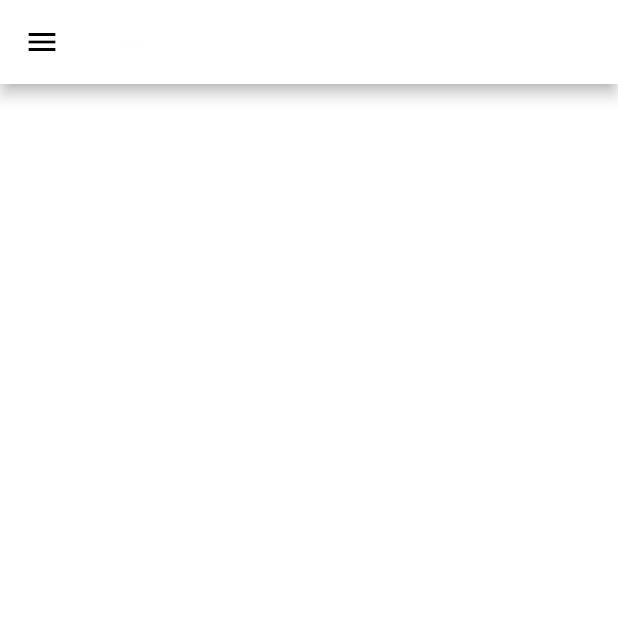
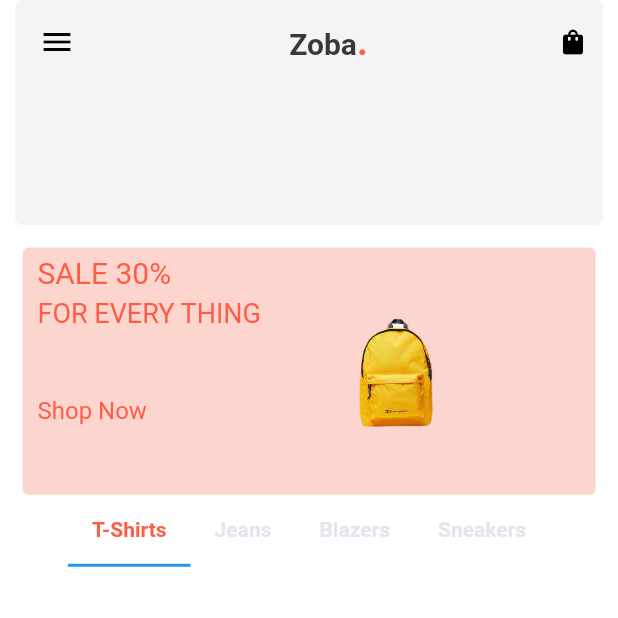
Before and after one commit to swarnasenj/zoba-app, a Flutter app: the screen it shows after launch, on a phone screen of 412 x 824 dp, the top half of it. Run offline on Flutter 3.47's test engine with Material 2 defaults, Android fonts, the phone set to English and light mode, and no system bars.

Commit message:
initial commit

```diff
--- /dev/null
+++ b/lib/constant/asset_path.dart
@@ -0,0 +1,5 @@
+import 'package:flutter/material.dart';
+
+class KAsset{
+  //static final Asset K_drawer = Asset(assets/images/men.jpg);
+}
--- a/lib/main.dart
+++ b/lib/main.dart
@@ -1,5 +1,5 @@
 import 'package:flutter/material.dart';
-import 'views/pages/home_page.dart';
+import 'views/screens/home_screen.dart';
 
 void main() {
   runApp(const MyApp());
@@ -12,14 +12,13 @@
     return MaterialApp(
       debugShowCheckedModeBanner: false,
       theme: ThemeData(
-        //backgroundColor: Colors.white,
         appBarTheme: const AppBarTheme(
-          iconTheme: IconThemeData(color: Colors.black)
+          iconTheme: IconThemeData(color: Colors.black),
         )
 
       ),
 
-      home: const HomePage(),
+      home: const HomeScreen(),
 
     );
   }
--- a/lib/navigation_page.dart
+++ /dev/null
@@ -1,43 +0,0 @@
-import 'package:flutter/material.dart';
-import 'package:zoba_app/views/pages/drawer_page.dart';
-import 'package:zoba_app/views/pages/home_page.dart';
-
-class NavigationPage extends StatefulWidget {
-  const NavigationPage({ Key? key }) : super(key: key);
-
-  @override
-  _NavigationPageState createState() => _NavigationPageState();
-
-  @override
-  Size get preferredSize => throw UnimplementedError();
-}
-
-class _NavigationPageState extends State<NavigationPage> {
-
-  final List pageList = [
-    const HomePage(),
-    // ProfilePage(),
-    // Container(child: Text("P3")),
-    // Container(child: Text("P4")),
-    // Container(child: Text("P5")),
-  ];
-
-  int selectedIndex = 0;
-  @override
-  Widget build(BuildContext context) {
-    return Scaffold(
-      backgroundColor: Colors.white,
-      appBar:  AppBar(),
-      drawer: DrawerPage(
-        func: (index) {
-          setState(() {
-            selectedIndex = index;
-          });
-        },
-      ),
-
-      body: pageList[selectedIndex],
-
-    );
-  }
-}
--- a/lib/style/color.dart
+++ b/lib/style/color.dart
@@ -1,9 +1,11 @@
 import 'package:flutter/material.dart';
 
 class KColor{
-  static final Color K_app = Color(0xFFF7F7F9);
-  static final Color K_sale = Color(0xFFFEFEFE);
-  static final Color K_zoba = Color(0xFFfefefe);
+  static const Color K_app = Color(0xFFf4f4f6);
+  static const Color K_sale = Color(0xFFFEFEFE);
+  static const Color K_zoba = Color(0xFF3b3737);
+  static const Color K_primary = Color(0xFFebe6e6);
+  static const Color K_background = Color(0xFFFFFFFF);
   // static final Color K_bg = Color(0xFF16171D);
   // static final Color K_bg = Color(0xFF16171D);
 }
--- a/lib/views/pages/home_page.dart
+++ b/lib/views/pages/home_page.dart
@@ -1,25 +1,38 @@
-import 'package:flutter/material.dart';
-import '../../style/color.dart';
+// import 'package:flutter/material.dart';
 
-class HomePage extends StatefulWidget {
-  const HomePage({Key? key}) : super(key: key);
+// class HomePage extends StatefulWidget {
+//   const HomePage({Key? key}) : super(key: key);
 
-  @override
-  _HomePageState createState() => _HomePageState();
-}
+//   @override
+//   _HomePageState createState() => _HomePageState();
+// }
 
-class _HomePageState extends State<HomePage> {
-  @override
-  Widget build(BuildContext context) {
-    //Size size = MediaQuery.of(context).size;
-    return Scaffold(
-      backgroundColor: Colors.white,
-      appBar: AppBar(
-        backgroundColor: Colors.white,
-        title: Text('Zoba', style: TextStyle(color: KColor.K_zoba, fontSize: 12),),
-
-      ),
-      drawer: Drawer(),
-    );
-  }
-}
+// class _HomePageState extends State<HomePage> {
+//   @override
+//   Widget build(BuildContext context) {
+//     return Scaffold(
+//       appBar: AppBar(
+//         leading: const Icon(
+//           Icons.search,
+//           color: Colors.white,
+//           size: 28,
+//         ),
+//         title: const TextField(
+//           decoration: InputDecoration(
+//             hintText: 'type in journal name...',
+//             hintStyle: TextStyle(
+//               color: Colors.white,
+//               fontSize: 18,
+//               fontStyle: FontStyle.italic,
+//             ),
+//             border: InputBorder.none,
+//           ),
+//           style: TextStyle(
+//             color: Colors.white,
+//           ),
+//         ),
+//       ),
+//       body: Container(),
+//     );
+//   }
+// }
--- a/lib/views/pages/drawer_page.dart
+++ b/lib/views/screens/drawer_page.dart
@@ -37,7 +37,7 @@
                 ),
               )
             ],
-          )
+          ),
         ],
       )),
     );
--- /dev/null
+++ b/lib/views/screens/home_screen.dart
@@ -0,0 +1,190 @@
+import 'package:flutter/material.dart';
+
+import '../../style/color.dart';
+//import '../pages/home_page.dart';
+import 'drawer_page.dart';
+
+class HomeScreen extends StatefulWidget {
+  const HomeScreen({Key? key}) : super(key: key);
+
+  @override
+  _HomeScreenState createState() => _HomeScreenState();
+}
+
+class _HomeScreenState extends State<HomeScreen> {
+  final List pageList = [
+    //const HomePage(),
+    // ProfilePage(),
+    // PostNews(),
+    // NewsList(),
+    // OurTeam(),
+    // AboutUs(),
+  ];
+
+  int selectedIndex = 0;
+  @override
+  Widget build(BuildContext context) {
+    //Size size = MediaQuery.of(context).size;
+    return Scaffold(
+      backgroundColor: KColor.K_background,
+      appBar: PreferredSize(
+        preferredSize: const Size.fromHeight(150.0),
+        child: SafeArea(
+          child: Container(
+            width: double.infinity,
+            // height: 100,
+            margin: const EdgeInsets.only(left: 10, right: 10),
+            child: AppBar(
+              shape: const RoundedRectangleBorder(
+                borderRadius: BorderRadius.only(
+                    topLeft: Radius.circular(5),
+                    topRight: Radius.circular(5),
+                    bottomLeft: Radius.circular(5),
+                    bottomRight: Radius.circular(5)),
+              ),
+              elevation: 0,
+              backgroundColor: KColor.K_app,
+              title: Container(
+                margin: const EdgeInsets.only(top: 0),
+                child: Column(
+                  children: [
+                    Center(
+                      child: RichText(
+                        textAlign: TextAlign.center,
+                        text: const TextSpan(
+                          text: 'Zoba',
+                          style: TextStyle(
+                              color: KColor.K_zoba,
+                              fontSize: 20,
+                              fontWeight: FontWeight.bold),
+                          children: <TextSpan>[
+                            TextSpan(
+                                text: '.',
+                                style: TextStyle(
+                                    fontWeight: FontWeight.bold,
+                                    color: Color(0xfffe5c45),
+                                    fontSize: 25)),
+                          ],
+                        ),
+                      ),
+                    ),
+
+
+                  ],
+                ),
+              ),
+
+              actions: [
+                Container(
+                  margin: const EdgeInsets.only(right: 10),
+                  child: const Icon(
+                    Icons.shopping_bag,
+                    size: 20,
+                  ),
+                ),
+              ],
+
+
+            ),
+
+          ),
+        ),
+      ),
+      drawer: DrawerPage(
+        func: (index) {
+          setState(() {
+            selectedIndex = index;
+          });
+        },
+      ),
+      body: SingleChildScrollView(
+        child: Container(
+          child: Column(
+            children: [
+              Container(
+                margin: const EdgeInsets.only(left: 15, right: 15, top: 15),
+                height: MediaQuery.of(context).size.height * .2,
+                width: double.infinity,
+                decoration: BoxDecoration(
+                  color: const Color(0xfff79588).withOpacity(0.4),
+                  borderRadius: BorderRadius.circular(4),
+                ),
+                child: Row(
+                  children: [
+                    Container(
+                      padding:
+                          const EdgeInsets.only(right: 40, top: 5, left: 10),
+                      child: Column(
+                        crossAxisAlignment: CrossAxisAlignment.start,
+                        children: [
+                          const Text(
+                            'SALE 30%',
+                            textAlign: TextAlign.left,
+                            style: TextStyle(
+                              color: Color(0xfffe5c45),
+                              fontSize: 20,
+                            ),
+                          ),
+                          const SizedBox(
+                            height: 5,
+                          ),
+                          const Text(
+                            'FOR EVERY THING',
+                            style: TextStyle(
+                              color: Color(0xfffe5c45),
+                              fontSize: 18,
+                            ),
+                          ),
+                          const SizedBox(
+                            height: 45,
+                          ),
+                          const Text(
+                            'Shop Now',
+                            style: TextStyle(
+                              color: Color(0xfffe5c45),
+                              fontSize: 16,
+                            ),
+                          ),
+                        ],
+                      ),
+                    ),
+                    Image.asset(
+                      'assets/images/bag.png',
+                      height: 100,
+                      width: 100,
+                    ),
+                  ],
+                ),
+              ),
+              DefaultTabController(
+                  length: 4,
+                  child: Column(
+                    children: [
+                      Container(
+                        child: const TabBar(
+                            labelStyle: TextStyle(
+                              fontWeight: FontWeight.w700,
+                            ),
+                            labelColor: Color(0xfffe5c45),
+                            isScrollable: true,
+                            unselectedLabelColor: Color(0xffe6e5ee),
+                            tabs: [
+                              Tab(text: 'T-Shirts'),
+                              Tab(text: 'Jeans'),
+                              Tab(text: 'Blazers'),
+                              Tab(text: 'Sneakers'),
+                            ]),
+                      ),
+                    ],
+                  ),
+                  ),
+                  // Container(
+                  //   child: ,
+                  // )
+            ],
+          ),
+        ),
+      ),
+    );
+  }
+}
```
Also changed, not shown: lib/views/components/appbar.dart (added, +93 -0 lines), assets/images/bag.png (added), assets/images/download.jpg (added).
